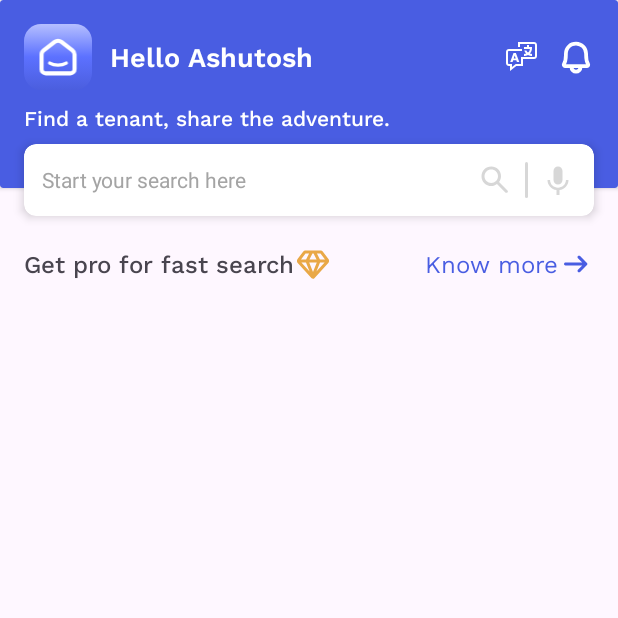
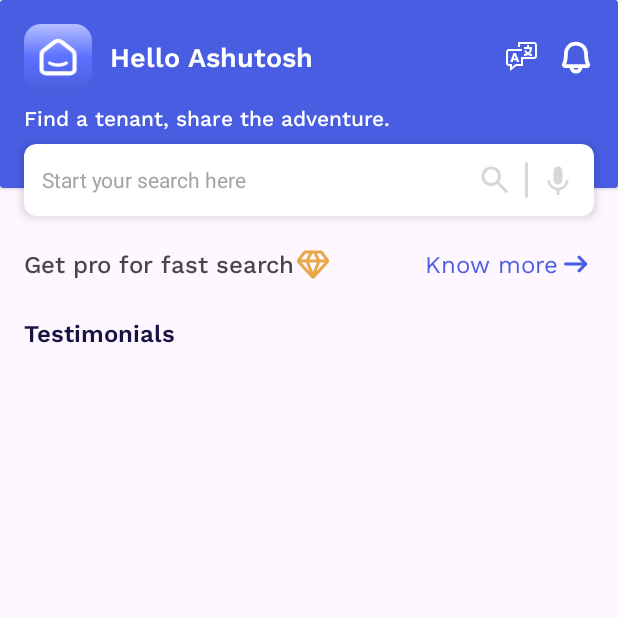
Before and after one commit to 1405yuga/UI-Respository, an Android app: the screen it shows after launch (MainActivity), on a phone screen of 412 x 824 dp, the top half of it. Run offline under Robolectric (Android 15) with nearby library versions, the phone set to English and light mode, and no system bars.

Commit message:
created testinomials text

```diff
--- a/HomeHiveClone/app/src/main/res/layout/fragment_home.xml
+++ b/HomeHiveClone/app/src/main/res/layout/fragment_home.xml
@@ -127,6 +127,7 @@
     </androidx.cardview.widget.CardView>
 
     <LinearLayout
+        android:id="@+id/premeuimLayout"
         android:layout_width="match_parent"
         android:layout_height="wrap_content"
         android:layout_marginHorizontal="@dimen/gradient_margin_horizontal"
@@ -166,4 +167,16 @@
             android:src="@drawable/material_symbols_arrow_right_alt_rounded" />
 
     </LinearLayout>
+
+    <TextView
+        android:layout_width="wrap_content"
+        android:layout_height="wrap_content"
+        android:layout_marginHorizontal="@dimen/gradient_margin_horizontal"
+        android:layout_marginVertical="22dp"
+        android:fontFamily="@font/work_sans_semibold"
+        android:text="@string/testimonials"
+        android:textColor="@color/testinomials_text"
+        android:textSize="16sp"
+        app:layout_constraintStart_toStartOf="parent"
+        app:layout_constraintTop_toBottomOf="@id/premeuimLayout" />
 </androidx.constraintlayout.widget.ConstraintLayout>
--- a/HomeHiveClone/app/src/main/res/values/colors.xml
+++ b/HomeHiveClone/app/src/main/res/values/colors.xml
@@ -11,5 +11,6 @@
     <color name="search_divider">#D7D7D7</color>
 
     <color name="know_more_text">#495DE2</color>
+    <color name="testinomials_text">#181441</color>
 
 </resources>
--- a/HomeHiveClone/app/src/main/res/values/strings.xml
+++ b/HomeHiveClone/app/src/main/res/values/strings.xml
@@ -6,4 +6,5 @@
     <string name="find_a_tenant_share_the_adventure">"Find a tenant, share the adventure."</string>
     <string name="get_pro_for_fast_search">Get pro for fast search</string>
     <string name="know_more">Know more</string>
+    <string name="testimonials">Testimonials</string>
 </resources>
```
